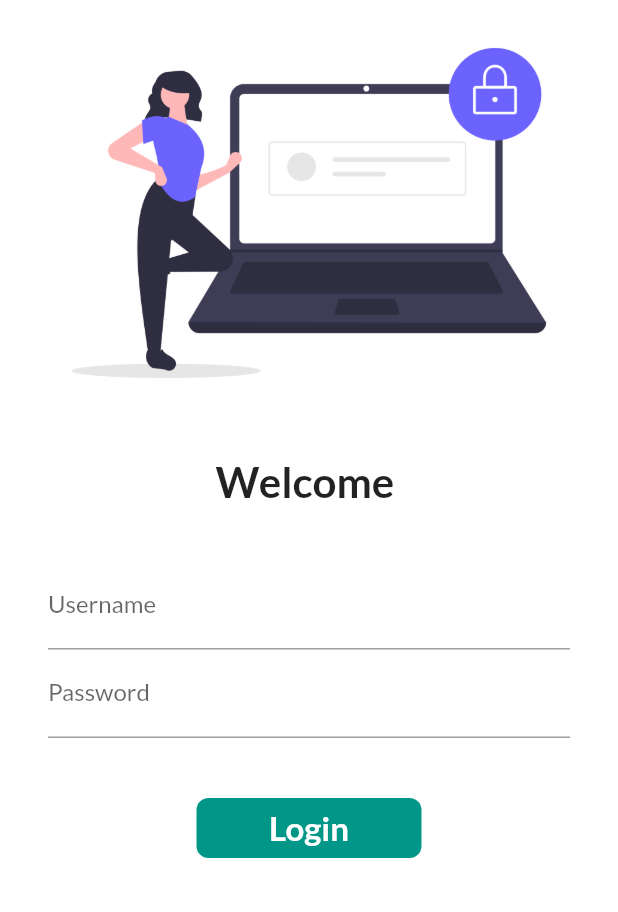
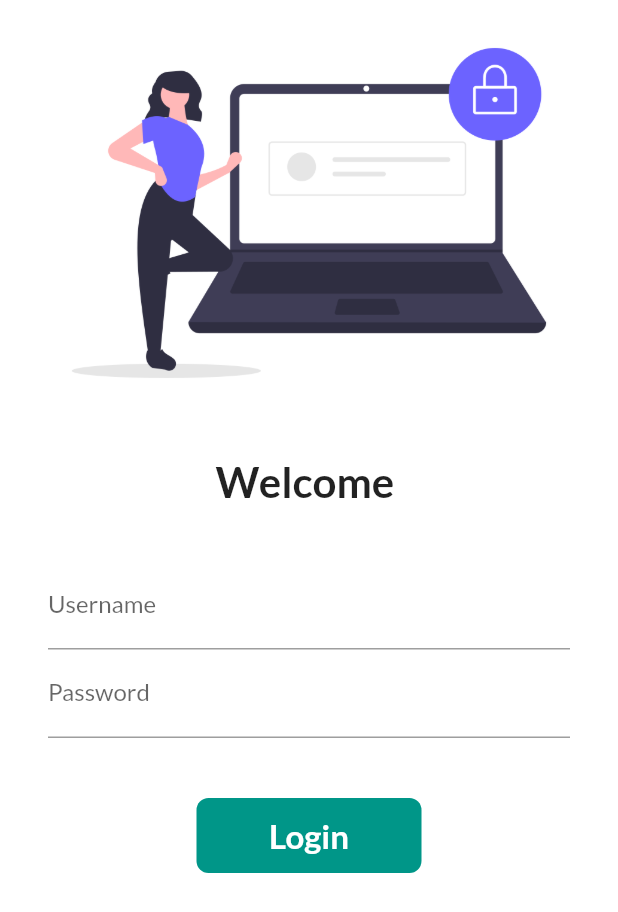
Before and after one commit to francium297/30-days-of-flutter, a Flutter app: the screen it shows after launch, on a phone screen of 412 x 824 dp. Shown: the top 912 px of the screen. Run offline on Flutter 3.47's test engine with Material 2 defaults, Android fonts, the phone set to English and light mode, and no system bars; our stand-ins replace google_fonts; missing offline and left inert: dart:ffi.

Commit message:
day 6 completed

```diff
--- a/lib/PAGES/login_page.dart
+++ b/lib/PAGES/login_page.dart
@@ -47,6 +47,10 @@ class _LoginPageState extends State<LoginPage> {
                         hintText: "Enter Username",
                         labelText: "Username",
                       ),
+                      onChanged: (value) {
+                        name = value;
+                        setState(() {});
+                      },
                     ),
                     TextFormField(
                       obscureText: true,
@@ -54,27 +58,30 @@ class _LoginPageState extends State<LoginPage> {
                         hintText: "Enter Password",
                         labelText: "Password",
                       ),
-                      onChanged: (value) {
-                        name = value;
-                        setState(() {});
-                      },
                     ),
                     SizedBox(
                       height: 40.0,
                     ),
                     InkWell(
-                      onTap: () {
+                      onTap: () async {
                         setState(() {
                           changeButton = true;
                         });
-                        //Navigator.pushNamed(context, MyRoutes.homeRoute);
+
+                        await Future.delayed(Duration(seconds: 1));
+                        Navigator.pushNamed(context, MyRoutes.homeRoute);
                       },
                       child: AnimatedContainer(
                         duration: Duration(seconds: 1),
                         width: changeButton ? 50 : 150,
-                        height: 40,
+                        height: 50,
                         alignment: Alignment.center,
-                        child: Text(
+                        child: changeButton
+                            ? Icon(
+                                Icons.done,
+                                color: Colors.white,
+                              )
+                            : Text(
                                 "Login",
                                 style: TextStyle(
                                   color: Colors.white,
@@ -85,15 +92,15 @@ class _LoginPageState extends State<LoginPage> {
                         decoration: BoxDecoration(
                             color: Colors.teal,
                             //     shape: changeButton? BoxShape.circle : BoxShape.rectangle,
-                        borderRadius: BorderRadius.circular(changeButton? 20 : 8)
-                      ),
+                            borderRadius:
+                                BorderRadius.circular(changeButton ? 50 : 8)),
                       ),
                       // ElevatedButton(
                       //   child: Text("Login"),
                       //   onPressed: () {
                       //     Navigator.pushNamed(context, MyRoutes.homeRoute);
                       //   },
-                    // ),
+                    ), // ),
                   ],
                 ),
               ),
```
Lines whose indentation alone changed are shown as unchanged.
